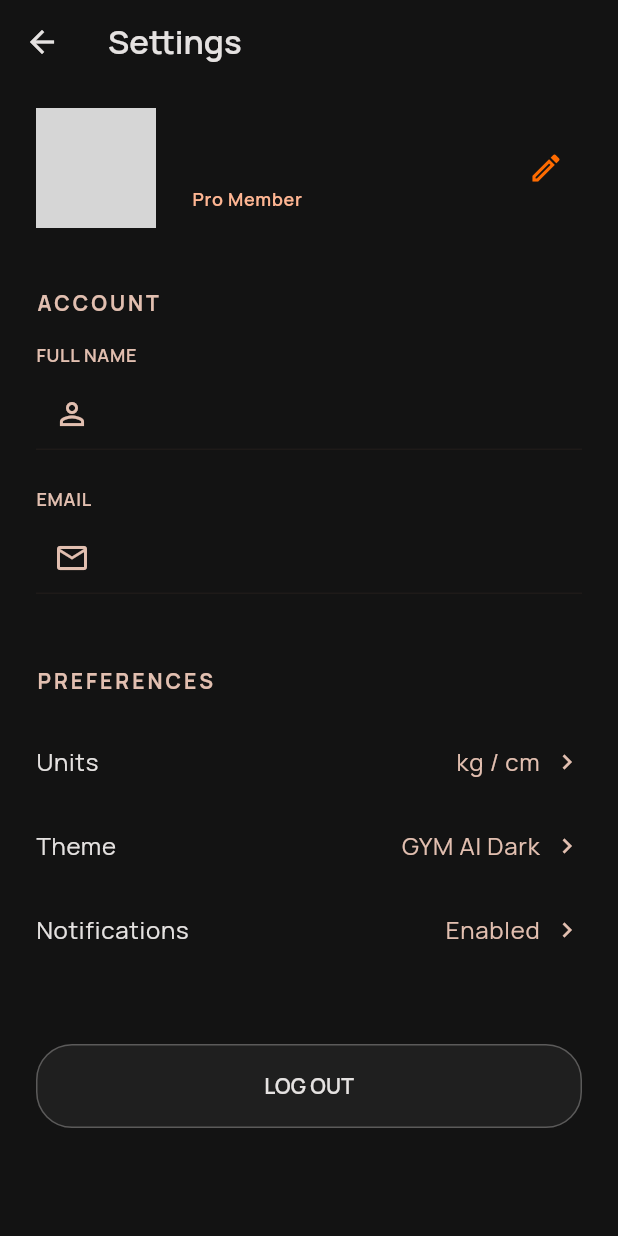
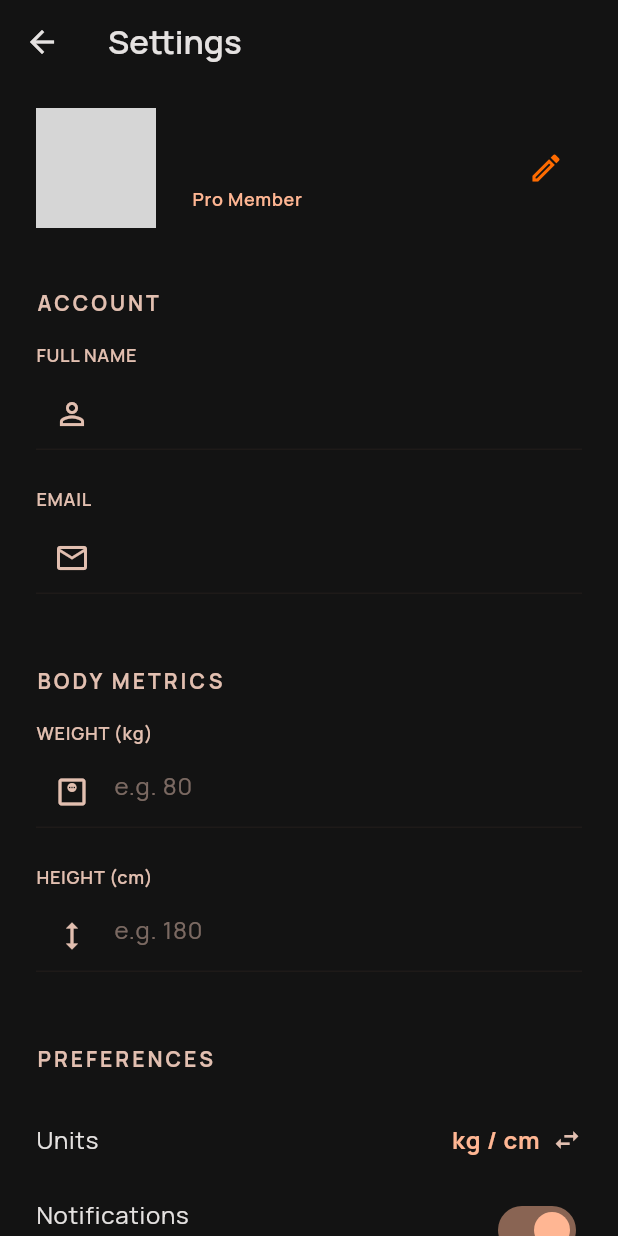
Before and after one commit to mahmoodalaaa/ai_gym_mobile_app, a Flutter app: the ProfileSettingsScreen screen opened by its route, on a phone screen of 412 x 824 dp. Run offline on Flutter 3.47's test engine with Material 3 defaults, Android fonts, the phone set to English and light mode, and no system bars; our stand-ins replace flutter_dotenv, flutter_local_notifications, google_fonts, shared_preferences, timezone; missing offline and left inert: auth0_flutter; accounts and stored records are empty; network calls fail; grey boxes are pictures that could not be loaded.

Commit message:
notification logic

```diff
--- a/lib/core/widgets/custom_text_input.dart
+++ b/lib/core/widgets/custom_text_input.dart
@@ -6,6 +6,7 @@ class CustomTextInput extends StatelessWidget {
   final bool obscureText;
   final TextEditingController? controller;
   final IconData? prefixIcon;
+  final ValueChanged<String>? onChanged;
 
   const CustomTextInput({
     super.key,
@@ -14,6 +15,7 @@ class CustomTextInput extends StatelessWidget {
     this.obscureText = false,
     this.controller,
     this.prefixIcon,
+    this.onChanged,
   });
 
   @override
@@ -31,13 +33,14 @@ class CustomTextInput extends StatelessWidget {
         TextField(
           controller: controller,
           obscureText: obscureText,
+          onChanged: onChanged,
           style: Theme.of(context).textTheme.bodyLarge,
           decoration: InputDecoration(
             hintText: hintText,
             hintStyle: Theme.of(context).textTheme.bodyLarge?.copyWith(
               color: Theme.of(
                 context,
-              ).colorScheme.onSurfaceVariant.withOpacity(0.5),
+              ).colorScheme.onSurfaceVariant.withValues(alpha: 0.5),
             ),
             filled: true,
             fillColor: Theme.of(context).colorScheme.surfaceContainerHighest,
@@ -51,7 +54,7 @@ class CustomTextInput extends StatelessWidget {
               borderSide: BorderSide(
                 color: Theme.of(
                   context,
-                ).colorScheme.outlineVariant.withOpacity(0.15),
+                ).colorScheme.outlineVariant.withValues(alpha: 0.15),
                 width: 1,
               ),
             ),
@@ -59,7 +62,7 @@ class CustomTextInput extends StatelessWidget {
               borderSide: BorderSide(
                 color: Theme.of(
                   context,
-                ).colorScheme.outlineVariant.withOpacity(0.15),
+                ).colorScheme.outlineVariant.withValues(alpha: 0.15),
                 width: 1,
               ),
             ),
--- a/lib/main.dart
+++ b/lib/main.dart
@@ -12,10 +12,12 @@ import 'screens/performance_tracking_screen.dart';
 import 'screens/profile_settings_screen.dart';
 import 'screens/weekly_plan_screen.dart';
 import 'screens/workout_detail_screen.dart';
+import 'services/notification_service.dart';
 
 void main() async {
   WidgetsFlutterBinding.ensureInitialized();
   await dotenv.load(fileName: ".env");
+  await NotificationService().init();
 
   runApp(
     MultiProvider(
--- a/lib/screens/profile_settings_screen.dart
+++ b/lib/screens/profile_settings_screen.dart
@@ -1,11 +1,61 @@
 import 'package:flutter/material.dart';
 import 'package:auth0_flutter/auth0_flutter.dart';
 import 'package:flutter_dotenv/flutter_dotenv.dart';
+import 'package:shared_preferences/shared_preferences.dart';
 import '../core/widgets/primary_button.dart';
 import '../core/widgets/custom_text_input.dart';
+import '../services/notification_service.dart';
 
-class ProfileSettingsScreen extends StatelessWidget {
+class ProfileSettingsScreen extends StatefulWidget {
   const ProfileSettingsScreen({super.key});
+
+  @override
+  State<ProfileSettingsScreen> createState() => _ProfileSettingsScreenState();
+}
+
+class _ProfileSettingsScreenState extends State<ProfileSettingsScreen> {
+  bool _notificationsEnabled = true;
+  bool _isMetric = true;
+  TimeOfDay? _notificationTime;
+
+  final TextEditingController _weightController = TextEditingController();
+  final TextEditingController _heightController = TextEditingController();
+
+  @override
+  void initState() {
+    super.initState();
+    _loadSettings();
+  }
+
+  Future<void> _loadSettings() async {
+    final prefs = await SharedPreferences.getInstance();
+    setState(() {
+      _notificationsEnabled = prefs.getBool('notifications_enabled') ?? true;
+      _isMetric = prefs.getBool('is_metric') ?? true;
+      _weightController.text = prefs.getString('weight') ?? '';
+      _heightController.text = prefs.getString('height') ?? '';
+
+      final hour = prefs.getInt('notification_hour');
+      final minute = prefs.getInt('notification_minute');
+      if (hour != null && minute != null) {
+        _notificationTime = TimeOfDay(hour: hour, minute: minute);
+      }
+    });
+  }
+
+  Future<void> _savePreference(String key, dynamic value) async {
+    final prefs = await SharedPreferences.getInstance();
+    if (value is bool) await prefs.setBool(key, value);
+    if (value is String) await prefs.setString(key, value);
+    if (value is int) await prefs.setInt(key, value);
+  }
+
+  @override
+  void dispose() {
+    _weightController.dispose();
+    _heightController.dispose();
+    super.dispose();
+  }
 
   @override
   Widget build(BuildContext context) {
@@ -44,11 +94,68 @@ class ProfileSettingsScreen extends StatelessWidget {
               ),
               const SizedBox(height: 48),
 
+              _buildSectionTitle(context, 'BODY METRICS'),
+              const SizedBox(height: 16),
+              CustomTextInput(
+                controller: _weightController,
+                label: 'WEIGHT (${_isMetric ? 'kg' : 'lbs'})',
+                hintText: _isMetric ? 'e.g. 80' : 'e.g. 176',
+                prefixIcon: Icons.monitor_weight_outlined,
+                onChanged: (val) => _savePreference('weight', val),
+              ),
+              const SizedBox(height: 24),
+              CustomTextInput(
+                controller: _heightController,
+                label: 'HEIGHT (${_isMetric ? 'cm' : 'in'})',
+                hintText: _isMetric ? 'e.g. 180' : 'e.g. 71',
+                prefixIcon: Icons.height_outlined,
+                onChanged: (val) => _savePreference('height', val),
+              ),
+              const SizedBox(height: 48),
+
               _buildSectionTitle(context, 'PREFERENCES'),
               const SizedBox(height: 16),
-              _buildSettingsTile(context, 'Units', 'kg / cm'),
-              _buildSettingsTile(context, 'Theme', 'GYM AI Dark'),
-              _buildSettingsTile(context, 'Notifications', 'Enabled'),
+              _buildSettingsTile(
+                context,
+                'Units',
+                _isMetric ? 'kg / cm' : 'lbs / in',
+                onTap: () async {
+                  setState(() => _isMetric = !_isMetric);
+                  await _savePreference('is_metric', _isMetric);
+                }
+              ),
+              _buildToggleTile(
+                context,
+                'Notifications',
+                _notificationsEnabled,
+                subtitle: _notificationTime != null && _notificationsEnabled
+                  ? 'Daily at ${_notificationTime!.format(context)}'
+                  : 'Daily Workout Reminder',
+                onChanged: (val) async {
+                  if (val) {
+                    final time = await showTimePicker(
+                      context: context,
+                      initialTime: _notificationTime ?? const TimeOfDay(hour: 8, minute: 0),
+                    );
+                    if (time != null) {
+                      await NotificationService().scheduleDailyWorkoutNotification(time);
+                      setState(() {
+                        _notificationsEnabled = true;
+                        _notificationTime = time;
+                      });
+                      await _savePreference('notifications_enabled', true);
+                      await _savePreference('notification_hour', time.hour);
+                      await _savePreference('notification_minute', time.minute);
+                    }
+                  } else {
+                    await NotificationService().cancelDailyWorkoutNotification();
+                    setState(() {
+                      _notificationsEnabled = false;
+                    });
+                    await _savePreference('notifications_enabled', false);
+                  }
+                }
+              ),
               const SizedBox(height: 48),
 
               PrimaryButton(
@@ -127,8 +234,11 @@ class ProfileSettingsScreen extends StatelessWidget {
     );
   }
 
-  Widget _buildSettingsTile(BuildContext context, String title, String value) {
-    return Padding(
+  Widget _buildSettingsTile(BuildContext context, String title, String value, {VoidCallback? onTap}) {
+    return InkWell(
+      onTap: onTap,
+      borderRadius: BorderRadius.circular(12),
+      child: Padding(
         padding: const EdgeInsets.symmetric(vertical: 16),
         child: Row(
           mainAxisAlignment: MainAxisAlignment.spaceBetween,
@@ -139,12 +249,13 @@ class ProfileSettingsScreen extends StatelessWidget {
                 Text(
                   value,
                   style: Theme.of(context).textTheme.bodyLarge?.copyWith(
-                  color: Theme.of(context).colorScheme.onSurfaceVariant,
+                    color: Theme.of(context).colorScheme.primary,
+                    fontWeight: FontWeight.bold,
                   ),
                 ),
                 const SizedBox(width: 8),
                 Icon(
-                Icons.chevron_right,
+                  Icons.swap_horiz,
                   color: Theme.of(context).colorScheme.onSurfaceVariant,
                   size: 20,
                 ),
@@ -152,6 +263,39 @@ class ProfileSettingsScreen extends StatelessWidget {
             ),
           ],
         ),
+      ),
+    );
+  }
+
+  Widget _buildToggleTile(BuildContext context, String title, bool value, {String? subtitle, required ValueChanged<bool> onChanged}) {
+    return Padding(
+      padding: const EdgeInsets.symmetric(vertical: 8),
+      child: Row(
+        mainAxisAlignment: MainAxisAlignment.spaceBetween,
+        children: [
+          Column(
+            crossAxisAlignment: CrossAxisAlignment.start,
+            children: [
+              Text(title, style: Theme.of(context).textTheme.bodyLarge),
+              if (subtitle != null) ...[
+                const SizedBox(height: 4),
+                Text(
+                  subtitle,
+                  style: Theme.of(context).textTheme.labelMedium?.copyWith(
+                    color: Theme.of(context).colorScheme.primary,
+                  ),
+                ),
+              ]
+            ],
+          ),
+          Switch(
+            value: value,
+            onChanged: onChanged,
+            activeTrackColor: Theme.of(context).colorScheme.primary.withValues(alpha: 0.5),
+            activeThumbColor: Theme.of(context).colorScheme.primary,
+          ),
+        ],
+      ),
     );
   }
 }
--- a/pubspec.yaml
+++ b/pubspec.yaml
@@ -39,6 +39,9 @@ dependencies:
   flutter_dotenv: ^6.0.0
   google_fonts: ^8.0.2
   provider: ^6.1.5+1
+  flutter_local_notifications: ^21.0.0
+  timezone: ^0.11.0
+  shared_preferences: ^2.5.5
 
 dev_dependencies:
   flutter_test:
```
Also changed, not shown: lib/services/notification_service.dart (added, +98 -0 lines), pubspec.lock, 4 other files. Lines whose indentation alone changed are shown as unchanged.
